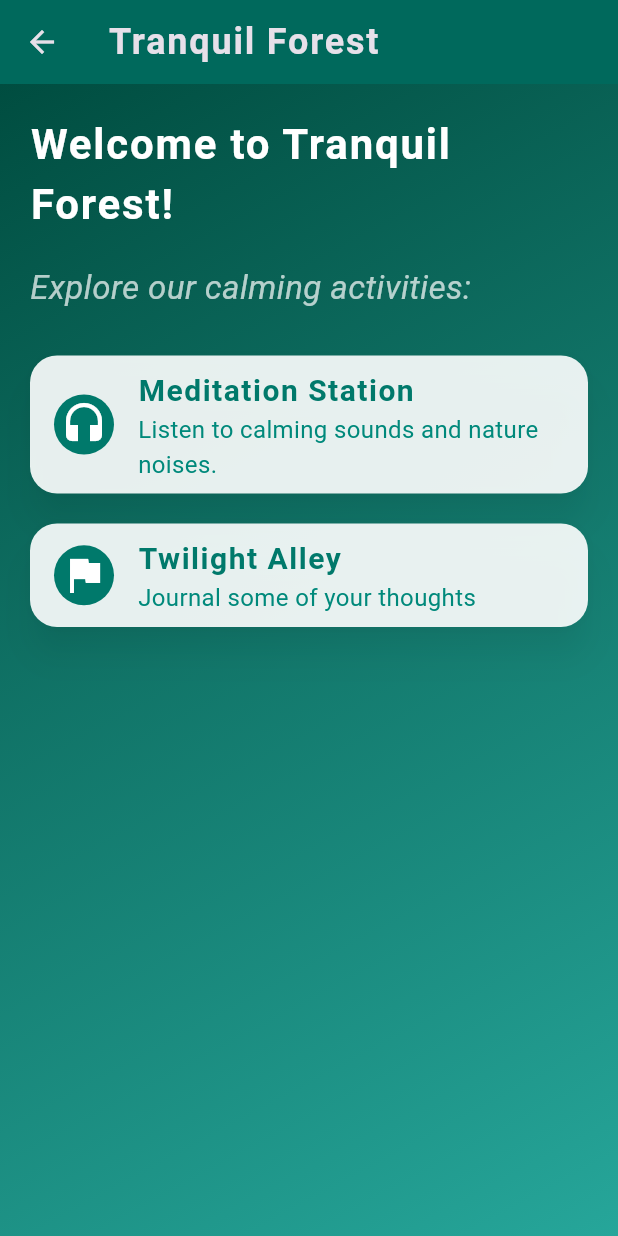
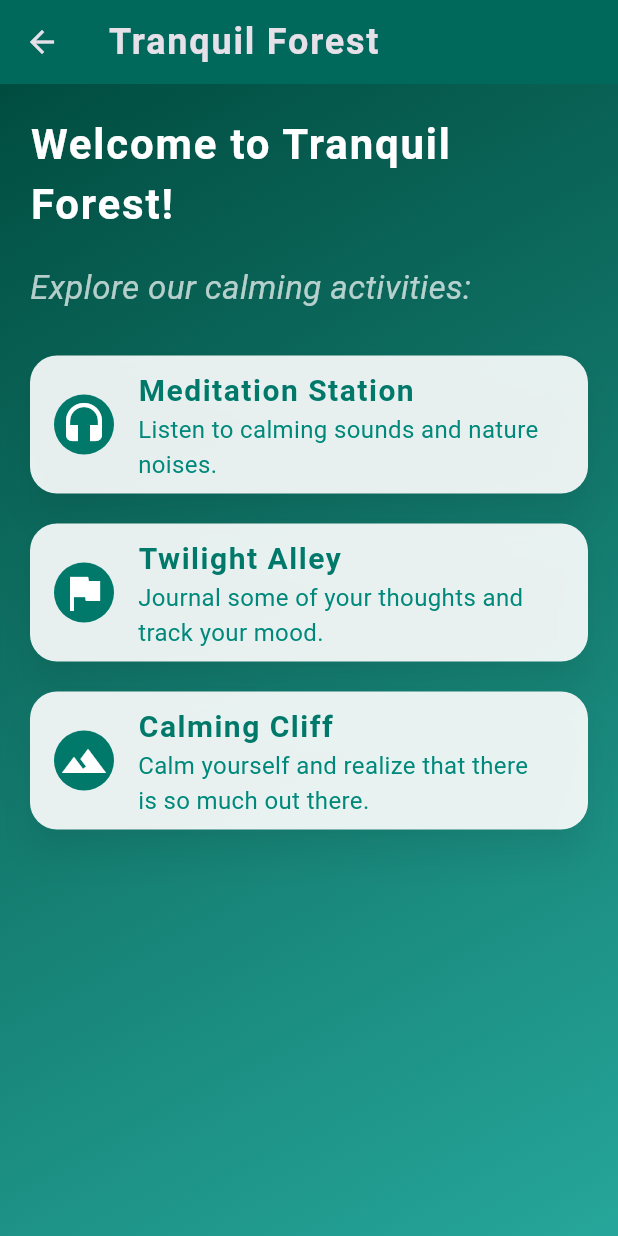
Before and after one commit to Kenneth-W-Chen/mindfulness-app, a Flutter app: the TranquilForestLandingPage screen opened directly, on a phone screen of 412 x 824 dp. Run offline on Flutter 3.47's test engine with Material 3 defaults, Android fonts, the phone set to English and light mode, and no system bars; our stand-ins replace audioplayers, sqflite; accounts and stored records are empty.

Commit message:
Modified twilight alley card, added calming cliff card

```diff
--- a/lib/TranquilForestLandingPage.dart
+++ b/lib/TranquilForestLandingPage.dart
@@ -62,8 +62,16 @@ class TranquilForestLandingPage extends StatelessWidget {
 
               // Activity for Goal Setting
               activityCard('Twilight Alley', context, Icons.flag,
-                  'Journal some of your thoughts',
+                  'Journal some of your thoughts and track your mood.',
                   builder: (context) => TwilightAlleyIntro(),
+                  // colors
+                  cardColor: Colors.white.withOpacity(0.9), shadowColor: Colors.black.withOpacity(0.3), iconBackgroundColor: Colors.teal[700],iconColor:  Colors.white, textColor: Colors.teal[700], subTextColor: Colors.teal[600]
+              ),
+
+              // Activity for calming visualization
+              activityCard('Calming Cliff', context, Icons.landscape,
+                  'Calm yourself and realize that there is so much out there.',
+                  builder: (context) => CalmingCliffsIntro(),
                   // colors
                   cardColor: Colors.white.withOpacity(0.9), shadowColor: Colors.black.withOpacity(0.3), iconBackgroundColor: Colors.teal[700],iconColor:  Colors.white, textColor: Colors.teal[700], subTextColor: Colors.teal[600]
               ),
```
